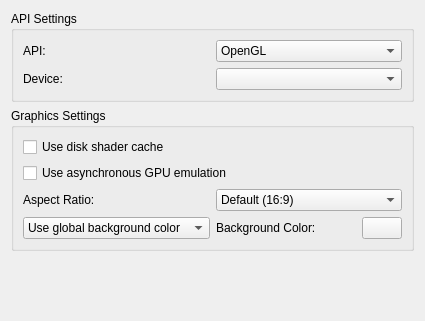
Old version of the form src/yuzu/configuration/configure_graphics.ui in the repository rorrim-rorrim/eden-alt.
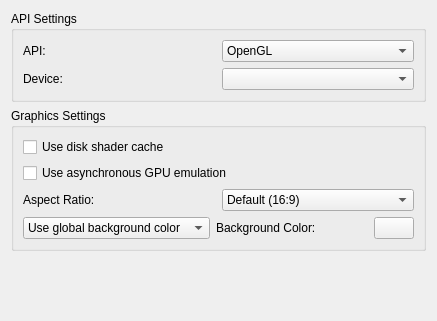
New version of the form.

Commit message:
configure_per_game: Improve style consistency
The way the configurations are set up, it is not trivial to do this. I'll leave it as is, but the API selection, and the background color and volume slider selectors are kind of not following the style.

```diff
--- a/src/yuzu/configuration/configure_graphics.ui
+++ b/src/yuzu/configuration/configure_graphics.ui
@@ -6,7 +6,7 @@
    <rect>
     <x>0</x>
     <y>0</y>
-    <width>400</width>
+    <width>437</width>
     <height>321</height>
    </rect>
   </property>
@@ -24,7 +24,7 @@
        <layout class="QVBoxLayout" name="verticalLayout_3">
         <item>
          <widget class="QWidget" name="api_layout" native="true">
-          <layout class="QVBoxLayout" name="verticalLayout_5">
+          <layout class="QGridLayout" name="gridLayout">
            <property name="leftMargin">
             <number>0</number>
            </property>
@@ -37,8 +37,16 @@
            <property name="bottomMargin">
             <number>0</number>
            </property>
-           <item>
-            <layout class="QGridLayout" name="gridLayout">
+           <property name="horizontalSpacing">
+            <number>6</number>
+           </property>
+           <item row="0" column="0">
+            <widget class="QLabel" name="api_label">
+             <property name="text">
+              <string>API:</string>
+             </property>
+            </widget>
+           </item>
              <item row="0" column="1">
               <widget class="QComboBox" name="api">
                <item>
@@ -53,16 +61,6 @@
                </item>
               </widget>
              </item>
-             <item row="0" column="0">
-              <widget class="QLabel" name="label_2">
-               <property name="text">
-                <string>API:</string>
-               </property>
-              </widget>
-             </item>
-             <item row="1" column="1">
-              <widget class="QComboBox" name="device"/>
-             </item>
              <item row="1" column="0">
               <widget class="QLabel" name="label_3">
                <property name="text">
@@ -70,7 +68,8 @@
                </property>
               </widget>
              </item>
-            </layout>
+           <item row="1" column="1">
+            <widget class="QComboBox" name="device"/>
            </item>
           </layout>
          </widget>
```
Left out of the diff: 2 changed lines with no effect on the pictures. Lines whose indentation alone changed are shown as unchanged. The commit also changes 2 other files.
